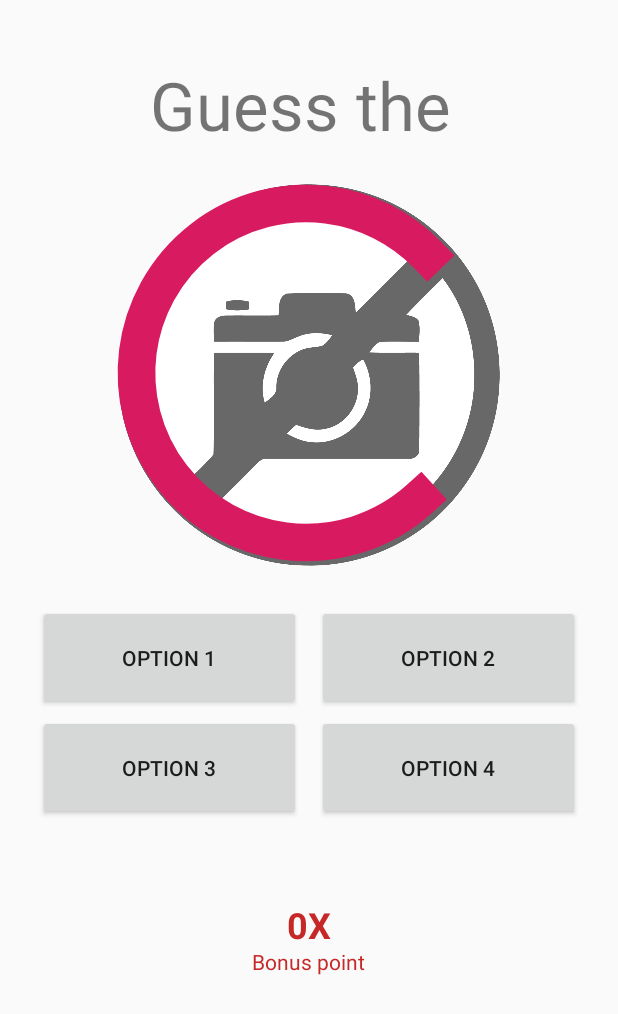
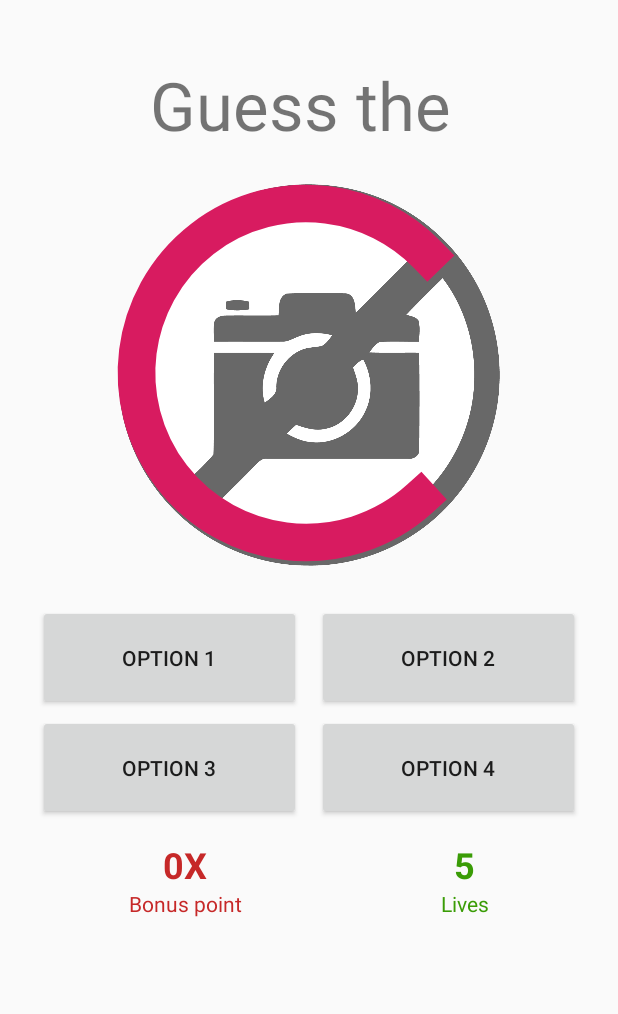
Before and after one commit to pinakip1998/GuessingGame, an Android app: the layout activity_main.xml on its own in the app's theme, with its tools: preview values and no code run, on a phone screen of 412 x 824 dp. Shown: the top 1014 px of the screen. Run offline under Robolectric (Android 15) with nearby library versions, the phone set to English and light mode, and no system bars.

Commit message:
Random changes

```diff
--- a/app/src/main/res/layout/activity_login.xml
+++ b/app/src/main/res/layout/activity_login.xml
@@ -65,12 +65,11 @@
         android:layout_width="219dp"
         android:layout_height="213dp"
         android:layout_marginStart="8dp"
-        android:layout_marginTop="88dp"
+        android:layout_marginTop="44dp"
         android:layout_marginEnd="8dp"
         android:src="@drawable/download"
         app:layout_constraintEnd_toEndOf="parent"
         app:layout_constraintStart_toStartOf="parent"
-        app:layout_constraintTop_toTopOf="parent"
-        />
+        app:layout_constraintTop_toTopOf="parent" />
 
 </androidx.constraintlayout.widget.ConstraintLayout>
--- a/app/src/main/res/layout/activity_main.xml
+++ b/app/src/main/res/layout/activity_main.xml
@@ -60,6 +60,7 @@
         </LinearLayout>
         <LinearLayout
             android:layout_width="match_parent"
+            android:id="@+id/linear_option2"
             android:layout_height="wrap_content"
             android:weightSum="2"
             >
@@ -87,16 +88,6 @@
 
     </LinearLayout>
 
-    <ImageView
-        android:id="@+id/image_buffer"
-        android:layout_width="wrap_content"
-        android:layout_height="297dp"
-        android:layout_alignParentStart="true"
-        android:layout_alignParentTop="true"
-        android:layout_alignParentEnd="true"
-        android:layout_marginStart="80dp"
-        android:layout_marginTop="82dp"
-        android:layout_marginEnd="0dp" />
     <ProgressBar
         android:id="@+id/progressBar"
         style="?android:attr/progressBarStyle"
@@ -109,25 +100,62 @@
         android:layout_marginTop="58dp"
         android:layout_marginEnd="24dp" />
 
+    <LinearLayout
+        android:layout_width="match_parent"
+        android:layout_height="wrap_content"
+        android:layout_alignParentTop="true"
+        android:layout_alignParentEnd="true"
+        android:layout_marginTop="520dp"
+        android:weightSum="2"
+        android:orientation="horizontal">
+
+        <LinearLayout
+            android:layout_width="wrap_content"
+            android:layout_height="match_parent"
+            android:orientation="vertical"
+            android:layout_weight="1"
+            >
             <TextView
                 android:id="@+id/textCorrect"
-        android:layout_width="wrap_content"
+                android:layout_width="match_parent"
                 android:layout_height="wrap_content"
-        android:layout_alignParentTop="true"
-        android:layout_centerHorizontal="true"
-        android:layout_marginTop="560dp"
                 android:text="0X"
                 android:textColor="#C62828"
                 android:textSize="24sp"
-        android:textStyle="bold" />
+                android:textStyle="bold"
+                android:textAlignment="center"
+                />
 
             <TextView
                 android:id="@+id/text"
-        android:layout_width="wrap_content"
+                android:layout_width="match_parent"
                 android:layout_height="wrap_content"
-        android:layout_below="@+id/textCorrect"
-        android:layout_marginTop="-1dp"
-        android:layout_centerHorizontal="true"
+                android:textAlignment="center"
                 android:text="Bonus point"
                 android:textColor="#C62828" />
+        </LinearLayout>
+        <LinearLayout
+            android:layout_width="wrap_content"
+            android:layout_height="match_parent"
+            android:orientation="vertical"
+            android:layout_weight="1"
+            >
+            <TextView
+                android:id="@+id/textLives"
+                android:layout_width="match_parent"
+                android:layout_height="wrap_content"
+                android:textAlignment="center"
+                android:text="5"
+                android:textColor="#3a9c06"
+                android:textSize="24sp"
+                android:textStyle="bold" />
+            <TextView
+                android:layout_width="match_parent"
+                android:layout_height="wrap_content"
+                android:textAlignment="center"
+                android:text="Lives"
+                android:textColor="#3a9c06"
+                android:id="@+id/lives"/>
+        </LinearLayout>
+    </LinearLayout>
 </RelativeLayout>
--- a/app/src/main/res/layout/activity_show_score.xml
+++ b/app/src/main/res/layout/activity_show_score.xml
@@ -10,7 +10,7 @@
         android:layout_width="match_parent"
         android:layout_height="wrap_content"
         android:layout_alignParentBottom="true"
-        android:layout_marginBottom="472dp"
+        android:layout_marginBottom="550dp"
         android:text="Your score is:"
         android:textAlignment="center"
         android:textSize="30dp" />
@@ -20,7 +20,7 @@
         android:layout_width="wrap_content"
         android:layout_height="wrap_content"
         android:layout_centerHorizontal="true"
-        android:layout_centerVertical="true"
+        android:layout_marginTop="200dp"
         android:text="0"
         android:textSize="82dp" />
     <LinearLayout
```
Also changed, not shown: app/src/main/java/com/example/guessinggame/MainActivity.java (+9 -2 lines), app/src/main/res/drawable/recycler_item_bg.xml (added, +15 -0 lines), app/src/main/res/layout/leader_board_item.xml (+10 -6 lines). Lines whose indentation alone changed are shown as unchanged.
